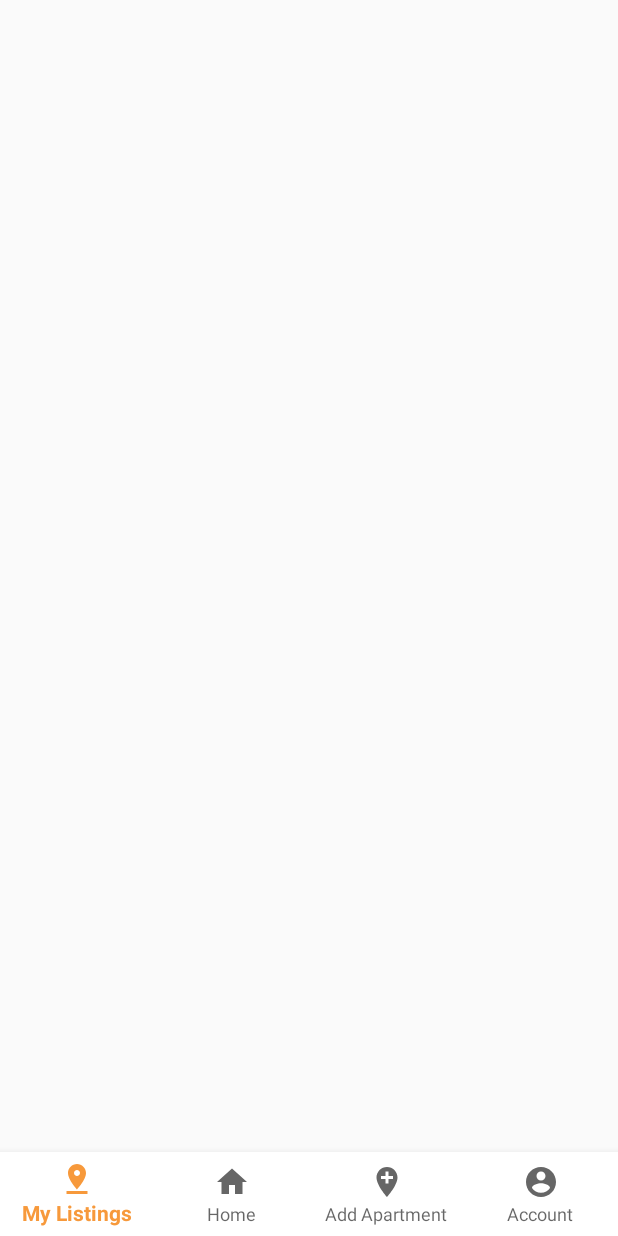
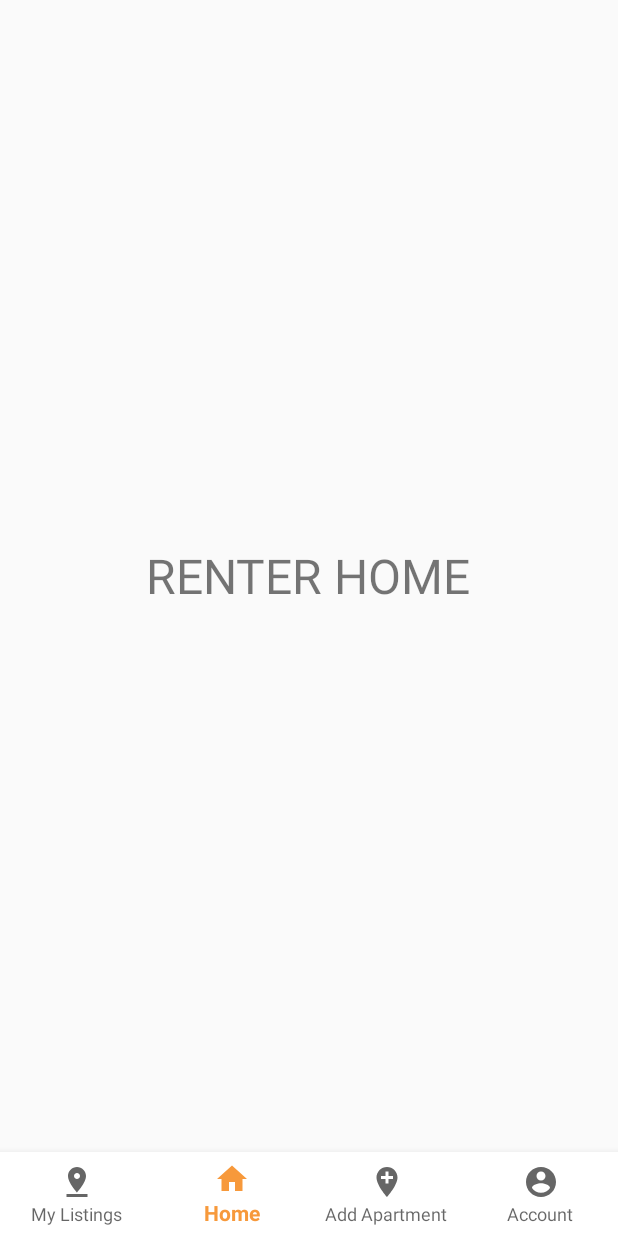
Before and after one commit to alekyavalisetty/appartment-rental-app, an Android app: the RenterDashboard_activity screen opened directly, with no data from a screen before it, on a phone screen of 412 x 824 dp. Run offline under Robolectric (Android 15) with nearby library versions, the phone set to English and light mode, and no system bars.

Commit message:
Renter fragment layouts

```diff
--- a/app/src/main/java/com/pramod/apartmentrental/Login_activity.java
+++ b/app/src/main/java/com/pramod/apartmentrental/Login_activity.java
@@ -58,19 +58,19 @@ public class Login_activity extends AppCompatActivity {
                     String email = mLoginEmail.getText().toString();
                     String password = mLoginPassword.getText().toString();
 
-                    if(email.equals("1@1.com") && password.equals("123456"))
+                    if(email.equals("user") && password.equals("123456"))
                     {
                         Intent userIntent = new Intent(Login_activity.this, UserDashboard_activity.class);
                         userIntent.addFlags(Intent.FLAG_ACTIVITY_CLEAR_TOP|Intent.FLAG_ACTIVITY_CLEAR_TASK);
                         startActivity(userIntent);
                     }
-                    else if(email.equals("2@2.com") && password.equals("123456"))
+                    else if(email.equals("renter") && password.equals("123456"))
                     {
                         Intent renterIntent = new Intent(Login_activity.this, RenterDashboard_activity.class);
                         renterIntent.addFlags(Intent.FLAG_ACTIVITY_CLEAR_TOP|Intent.FLAG_ACTIVITY_CLEAR_TASK);
                         startActivity(renterIntent);
                     }
-                    else if(email.equals("3@3.com") && password.equals("123456")){
+                    else if(email.equals("admin") && password.equals("123456")){
 
                         Intent adminIntent = new Intent(Login_activity.this, AdminDashboard_activity.class);
                         adminIntent.addFlags(Intent.FLAG_ACTIVITY_CLEAR_TOP|Intent.FLAG_ACTIVITY_CLEAR_TASK);
--- a/app/src/main/java/com/pramod/apartmentrental/Renter/RenterDashboard_activity.java
+++ b/app/src/main/java/com/pramod/apartmentrental/Renter/RenterDashboard_activity.java
@@ -1,16 +1,62 @@
 package com.pramod.apartmentrental.Renter;
 
+import androidx.annotation.NonNull;
 import androidx.appcompat.app.AppCompatActivity;
+import androidx.fragment.app.Fragment;
+import androidx.fragment.app.FragmentTransaction;
 
 import android.os.Bundle;
+import android.view.MenuItem;
 
+import com.google.android.material.bottomnavigation.BottomNavigationView;
 import com.pramod.apartmentrental.R;
+import com.pramod.apartmentrental.User.User_account_fragment;
+import com.pramod.apartmentrental.User.User_favourites_fragment;
+import com.pramod.apartmentrental.User.User_home_fragment;
+import com.pramod.apartmentrental.User.User_maps_fragment;
 
 public class RenterDashboard_activity extends AppCompatActivity {
+
+    private BottomNavigationView UserNavigation;
 
     @Override
     protected void onCreate(Bundle savedInstanceState) {
         super.onCreate(savedInstanceState);
         setContentView(R.layout.activity_renter_dashboard_activity);
+
+        UserNavigation = findViewById(R.id.bottom_nav_view_renter);
+
+        UserNavigation.setOnNavigationItemSelectedListener(mOnNavigationClickListener);
+        //Initialise user home fragment
+        UserNavigation.setSelectedItemId(R.id.home);
+    }
+
+    private BottomNavigationView.OnNavigationItemSelectedListener mOnNavigationClickListener
+            = new BottomNavigationView.OnNavigationItemSelectedListener() {
+        @Override
+        public boolean onNavigationItemSelected(@NonNull MenuItem menuItem) {
+
+            switch(menuItem.getItemId()){
+                case R.id.home:
+                    getFragment(new Renter_home_fragment());
+                    return true;
+                case R.id.my_listing:
+                    getFragment(new Renter_my_listings());
+                    return true;
+                case R.id.add_listing:
+                    getFragment(new Renter_add_apartment_fragment());
+                    return true;
+                case R.id.account_Renter:
+                    getFragment(new Renter_account_fragment());
+                    return true;
+            }
+            return false;
+        }
+    };
+
+    private void getFragment(Fragment fragment) {
+        FragmentTransaction transaction = getSupportFragmentManager().beginTransaction();
+        transaction.replace(R.id.container, fragment);
+        transaction.commit();
     }
 }
--- a/app/src/main/java/com/pramod/apartmentrental/User/UserDashboard_activity.java
+++ b/app/src/main/java/com/pramod/apartmentrental/User/UserDashboard_activity.java
@@ -13,12 +13,14 @@ import com.pramod.apartmentrental.R;
 
 public class UserDashboard_activity extends AppCompatActivity {
 
+    private BottomNavigationView UserNavigation;
+
     @Override
     protected void onCreate(Bundle savedInstanceState) {
         super.onCreate(savedInstanceState);
         setContentView(R.layout.activity_user_dashboard_activity);
 
-        BottomNavigationView UserNavigation = findViewById(R.id.bottom_nav_view_user);
+        UserNavigation = findViewById(R.id.bottom_nav_view_user);
 
         UserNavigation.setOnNavigationItemSelectedListener(mOnNavigationClickListener);
         //Initialise user home fragment
--- a/app/src/main/res/layout/fragment_renter_home_fragment.xml
+++ b/app/src/main/res/layout/fragment_renter_home_fragment.xml
@@ -1,14 +1,15 @@
 <?xml version="1.0" encoding="utf-8"?>
-<FrameLayout xmlns:android="http://schemas.android.com/apk/res/android"
+<RelativeLayout xmlns:android="http://schemas.android.com/apk/res/android"
     xmlns:tools="http://schemas.android.com/tools"
     android:layout_width="match_parent"
     android:layout_height="match_parent"
     tools:context=".Renter.Renter_home_fragment">
 
-    <!-- TODO: Update blank fragment layout -->
     <TextView
-        android:layout_width="match_parent"
-        android:layout_height="match_parent"
-        android:text="@string/hello_blank_fragment" />
+        android:layout_width="wrap_content"
+        android:layout_height="wrap_content"
+        android:text="RENTER HOME"
+        android:layout_centerInParent="true"
+        android:textSize="32sp"/>
 
-</FrameLayout>
+</RelativeLayout>
```
Also changed, not shown: app/src/main/res/layout/fragment_renter_my_listings.xml (+7 -6 lines).
